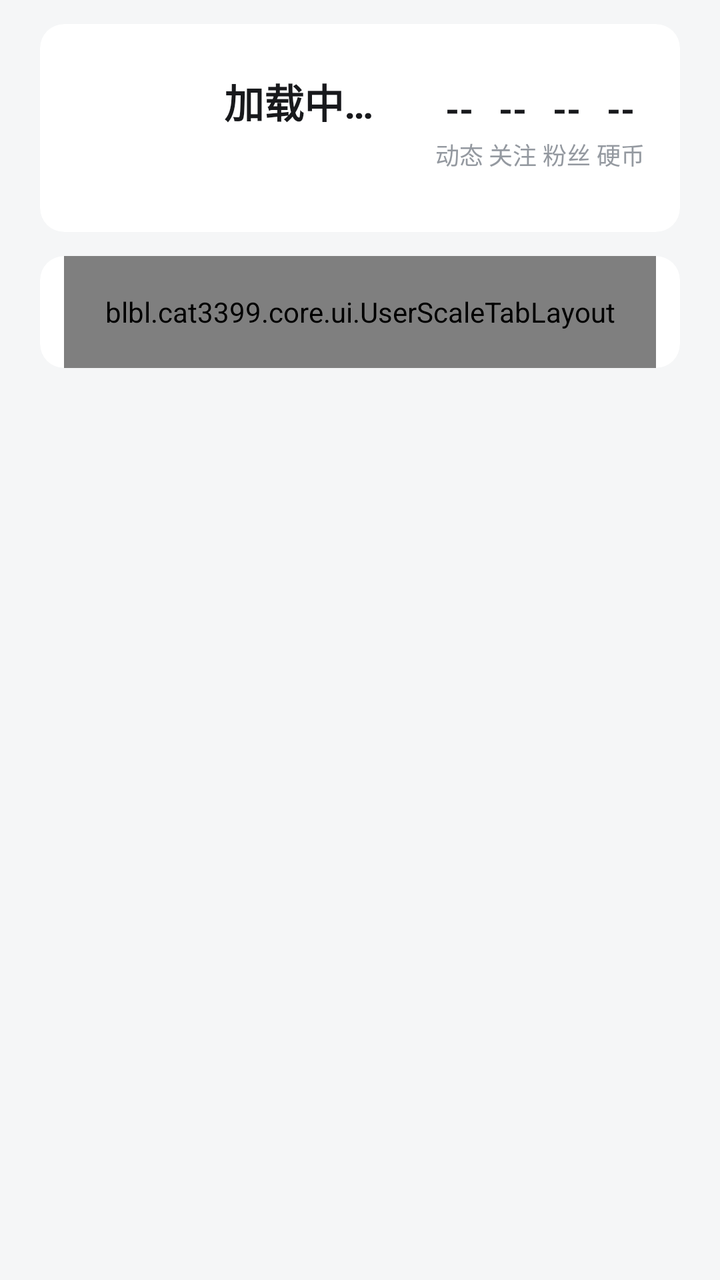
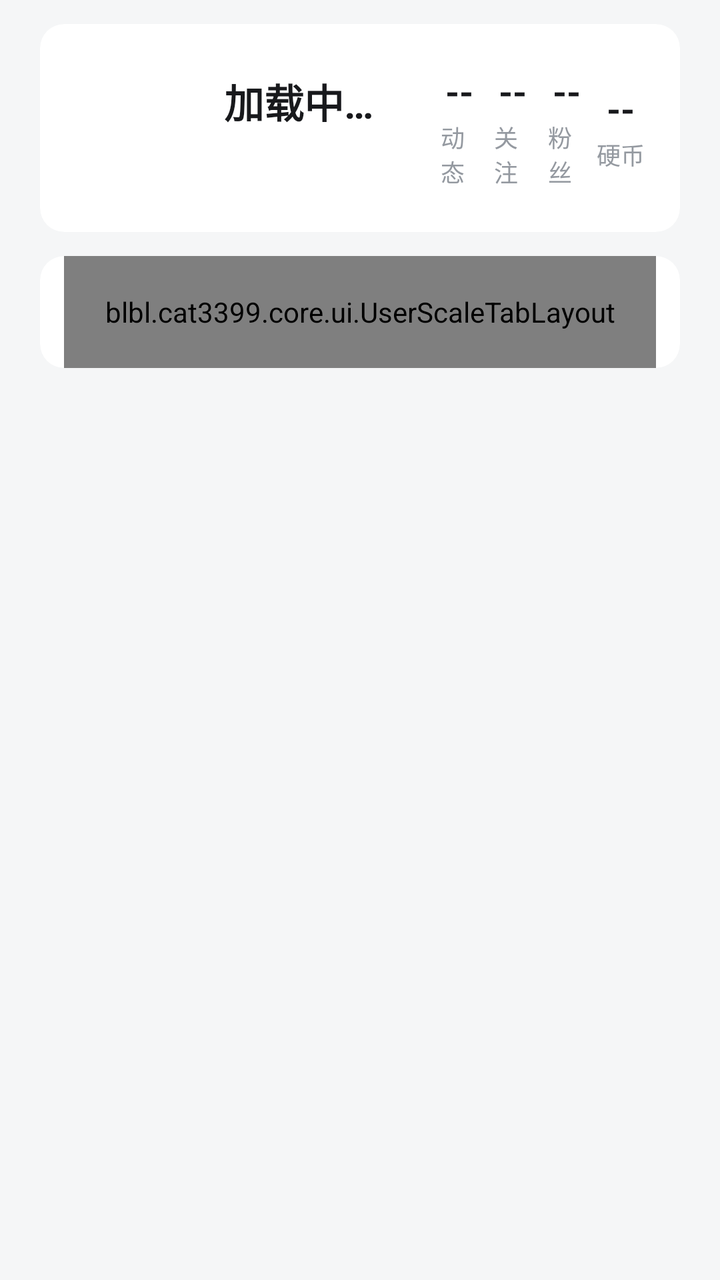

Two renders of the same Android screen: before a commit and after it. Below are the layout's source before the change and the commit's diff.
<!-- AndroidManifest.xml: application theme Theme.Blbl -->
<!-- res/layout/fragment_my_tabs.xml -->
<?xml version="1.0" encoding="utf-8"?>
<androidx.constraintlayout.widget.ConstraintLayout xmlns:android="http://schemas.android.com/apk/res/android"
    xmlns:app="http://schemas.android.com/apk/res-auto"
    android:layout_width="match_parent"
    android:layout_height="match_parent"
    android:background="?attr/blblPageBackdrop"
    android:paddingStart="@dimen/wiliwili_page_padding_h"
    android:paddingTop="@dimen/wiliwili_page_padding_v"
    android:paddingEnd="@dimen/wiliwili_page_padding_h"
    android:paddingBottom="@dimen/wiliwili_page_padding_v">

    <com.google.android.material.card.MaterialCardView
        android:id="@+id/user_card"
        android:layout_width="0dp"
        android:layout_height="@dimen/wiliwili_my_card_height"
        app:cardBackgroundColor="?attr/colorSurface"
        app:cardCornerRadius="@dimen/wiliwili_page_radius_panel"
        app:cardElevation="0dp"
        app:strokeColor="?attr/blblFocusStrokeFocusOnlyColor"
        app:strokeWidth="@dimen/wiliwili_page_stroke"
        app:layout_constraintEnd_toEndOf="parent"
        app:layout_constraintStart_toStartOf="parent"
        app:layout_constraintTop_toTopOf="parent">

        <LinearLayout
            android:layout_width="match_parent"
            android:layout_height="match_parent"
            android:gravity="center_vertical"
            android:orientation="horizontal"
            android:paddingStart="@dimen/wiliwili_my_card_padding_h"
            android:paddingEnd="@dimen/wiliwili_my_card_padding_h">

            <com.google.android.material.imageview.ShapeableImageView
                android:id="@+id/iv_my_avatar"
                android:layout_width="@dimen/wiliwili_my_avatar_size"
                android:layout_height="@dimen/wiliwili_my_avatar_size"
                android:contentDescription="@string/app_name"
                android:src="@android:drawable/sym_def_app_icon"
                app:shapeAppearanceOverlay="@style/ShapeAppearanceOverlay_Blbl_Circular"
                app:strokeColor="?attr/blblAccent"
                app:strokeWidth="0dp" />

            <LinearLayout
                android:layout_width="0dp"
                android:layout_height="wrap_content"
                android:layout_marginStart="@dimen/wiliwili_page_gap"
                android:layout_weight="1"
                android:orientation="vertical">

                <TextView
                    android:id="@+id/tv_my_name"
                    android:layout_width="match_parent"
                    android:layout_height="wrap_content"
                    android:ellipsize="end"
                    android:maxLines="1"
                    android:text="加载中…"
                    android:textColor="?attr/blblOnPageBackdrop"
                    android:textSize="@dimen/wiliwili_my_name_text_size"
                    android:textStyle="bold" />

                <LinearLayout
                    android:layout_width="match_parent"
                    android:layout_height="wrap_content"
                    android:layout_marginTop="6dp"
                    android:gravity="center_vertical"
                    android:orientation="horizontal">

                    <TextView
                        android:id="@+id/tv_my_level"
                        android:visibility="gone"
                        android:layout_width="wrap_content"
                        android:layout_height="22dp"
                        android:background="@drawable/bg_wiliwili_page_badge"
                        android:gravity="center"
                        android:paddingHorizontal="10dp"
                        android:text="Lv6"
                        android:textColor="?attr/blblAccent"
                        android:textSize="@dimen/wiliwili_my_meta_text_size"
                        android:textStyle="bold" />

                    <TextView
                        android:id="@+id/tv_my_uid"
                        android:visibility="gone"
                        android:layout_width="0dp"
                        android:layout_height="wrap_content"
                        android:layout_marginStart="@dimen/wiliwili_page_gap_small"
                        android:layout_weight="1"
                        android:ellipsize="end"
                        android:maxLines="1"
                        android:textColor="?attr/blblOnPageBackdropSecondary"
                        android:textSize="@dimen/wiliwili_my_meta_text_size" />
                </LinearLayout>

                <TextView
                    android:id="@+id/tv_my_exp"
                    android:layout_width="match_parent"
                    android:layout_height="wrap_content"
                    android:layout_marginTop="4dp"
                    android:ellipsize="end"
                    android:maxLines="1"
                    android:textColor="?attr/blblOnPageBackdropSecondary"
                    android:textSize="@dimen/wiliwili_my_meta_text_size" />
            </LinearLayout>

            <View
                android:layout_width="@dimen/wiliwili_page_divider_height"
                android:layout_height="56dp"
                android:layout_marginStart="@dimen/wiliwili_page_gap"
                android:layout_marginEnd="@dimen/wiliwili_page_gap"
                android:background="@drawable/bg_wiliwili_page_divider" />

            <LinearLayout
                android:layout_width="0dp"
                android:layout_height="match_parent"
                android:layout_weight="1.35"
                android:gravity="center_vertical"
                android:orientation="horizontal">

                <LinearLayout
                    android:layout_width="0dp"
                    android:layout_height="wrap_content"
                    android:layout_weight="1"
                    android:gravity="center_horizontal"
                    android:orientation="vertical">

                    <TextView
                        android:id="@+id/tv_my_stat_dynamic"
                        android:layout_width="wrap_content"
                        android:layout_height="wrap_content"
                        android:text="--"
                        android:textColor="?attr/blblOnPageBackdrop"
                        android:textSize="@dimen/wiliwili_my_stat_value_text_size"
                        android:textStyle="bold" />

                    <TextView
                        android:layout_width="wrap_content"
                        android:layout_height="wrap_content"
                        android:layout_marginTop="2dp"
                        android:text="动态"
                        android:textColor="?attr/blblOnPageBackdropSecondary"
                        android:textSize="@dimen/wiliwili_my_stat_label_text_size" />
                </LinearLayout>

                <LinearLayout
                    android:layout_width="0dp"
                    android:layout_height="wrap_content"
                    android:layout_weight="1"
                    android:gravity="center_horizontal"
                    android:orientation="vertical">

                    <TextView
                        android:id="@+id/tv_my_stat_following"
                        android:layout_width="wrap_content"
                        android:layout_height="wrap_content"
                        android:text="--"
                        android:textColor="?attr/blblOnPageBackdrop"
                        android:textSize="@dimen/wiliwili_my_stat_value_text_size"
                        android:textStyle="bold" />

                    <TextView
                        android:layout_width="wrap_content"
                        android:layout_height="wrap_content"
                        android:layout_marginTop="2dp"
                        android:text="@string/label_following"
                        android:textColor="?attr/blblOnPageBackdropSecondary"
                        android:textSize="@dimen/wiliwili_my_stat_label_text_size" />
                </LinearLayout>

                <LinearLayout
                    android:layout_width="0dp"
                    android:layout_height="wrap_content"
                    android:layout_weight="1"
                    android:gravity="center_horizontal"
                    android:orientation="vertical">

                    <TextView
                        android:id="@+id/tv_my_stat_follower"
                        android:layout_width="wrap_content"
                        android:layout_height="wrap_content"
                        android:text="--"
                        android:textColor="?attr/blblOnPageBackdrop"
                        android:textSize="@dimen/wiliwili_my_stat_value_text_size"
                        android:textStyle="bold" />

                    <TextView
                        android:layout_width="wrap_content"
                        android:layout_height="wrap_content"
                        android:layout_marginTop="2dp"
                        android:text="@string/label_follower"
                        android:textColor="?attr/blblOnPageBackdropSecondary"
                        android:textSize="@dimen/wiliwili_my_stat_label_text_size" />
                </LinearLayout>

                <LinearLayout
                    android:layout_width="0dp"
                    android:layout_height="wrap_content"
                    android:layout_weight="1"
                    android:gravity="center_horizontal"
                    android:orientation="vertical">

                    <TextView
                        android:id="@+id/tv_my_stat_coins"
                        android:layout_width="wrap_content"
                        android:layout_height="wrap_content"
                        android:text="--"
                        android:textColor="?attr/blblOnPageBackdrop"
                        android:textSize="@dimen/wiliwili_my_stat_value_text_size"
                        android:textStyle="bold" />

                    <TextView
                        android:layout_width="wrap_content"
                        android:layout_height="wrap_content"
                        android:layout_marginTop="2dp"
                        android:text="硬币"
                        android:textColor="?attr/blblOnPageBackdropSecondary"
                        android:textSize="@dimen/wiliwili_my_stat_label_text_size" />
                </LinearLayout>
            </LinearLayout>
        </LinearLayout>
    </com.google.android.material.card.MaterialCardView>

    <com.google.android.material.card.MaterialCardView
        android:id="@+id/tab_header_card"
        android:layout_width="0dp"
        android:layout_height="@dimen/wiliwili_my_tab_height"
        android:layout_marginTop="@dimen/wiliwili_page_gap"
        app:cardBackgroundColor="?attr/colorSurface"
        app:cardCornerRadius="@dimen/wiliwili_page_radius_panel"
        app:cardElevation="0dp"
        app:strokeColor="?attr/blblFocusStrokeFocusOnlyColor"
        app:strokeWidth="@dimen/wiliwili_page_stroke"
        app:layout_constraintEnd_toEndOf="parent"
        app:layout_constraintStart_toStartOf="parent"
        app:layout_constraintTop_toBottomOf="@id/user_card">

        <LinearLayout
            android:id="@+id/header"
            android:layout_width="match_parent"
            android:layout_height="match_parent"
            android:gravity="center_vertical"
            android:orientation="horizontal"
            android:paddingStart="@dimen/wiliwili_page_gap"
            android:paddingEnd="@dimen/wiliwili_page_gap">

            <blbl.cat3399.core.ui.UserScaleTabLayout
                android:id="@+id/tab_layout"
                style="@style/Widget.Blbl.TabLayout"
                android:layout_width="match_parent"
                android:layout_height="match_parent"
                android:background="@android:color/transparent"
                android:focusable="false"
                app:tabBackground="@drawable/bg_wiliwili_page_tab"
                app:tabIndicatorColor="?attr/blblAccent"
                app:tabIndicatorFullWidth="false"
                app:tabMode="fixed"
                app:tabSelectedTextColor="?attr/blblAccent"
                app:tabTextAppearance="@style/TextAppearance.Blbl.Tab"
                app:tabTextColor="?attr/blblOnPageBackdropSecondary" />
        </LinearLayout>
    </com.google.android.material.card.MaterialCardView>

    <androidx.viewpager2.widget.ViewPager2
        android:id="@+id/view_pager"
        android:layout_width="0dp"
        android:layout_height="0dp"
        android:layout_marginTop="@dimen/wiliwili_my_content_gap"
        android:background="@android:color/transparent"
        app:layout_constraintBottom_toBottomOf="parent"
        app:layout_constraintEnd_toEndOf="parent"
        app:layout_constraintStart_toStartOf="parent"
        app:layout_constraintTop_toBottomOf="@id/tab_header_card" />

</androidx.constraintlayout.widget.ConstraintLayout>
<!-- resources referenced by this layout -->
<resources>
  <dimen name="wiliwili_my_avatar_size">64dp</dimen>
  <dimen name="wiliwili_my_card_height">104dp</dimen>
  <dimen name="wiliwili_my_card_padding_h">16dp</dimen>
  <dimen name="wiliwili_my_content_gap">10dp</dimen>
  <dimen name="wiliwili_my_meta_text_size">12sp</dimen>
  <dimen name="wiliwili_my_name_text_size">20sp</dimen>
  <dimen name="wiliwili_my_stat_label_text_size">12sp</dimen>
  <dimen name="wiliwili_my_stat_value_text_size">18sp</dimen>
  <dimen name="wiliwili_my_tab_height">56dp</dimen>
  <dimen name="wiliwili_page_divider_height">1dp</dimen>
  <dimen name="wiliwili_page_gap">12dp</dimen>
  <dimen name="wiliwili_page_gap_small">8dp</dimen>
  <dimen name="wiliwili_page_padding_h">20dp</dimen>
  <dimen name="wiliwili_page_padding_v">12dp</dimen>
  <dimen name="wiliwili_page_radius_panel">12dp</dimen>
  <dimen name="wiliwili_page_stroke">1dp</dimen>
  <!-- drawable bg_wiliwili_page_badge (drawable) -->
  <?xml version="1.0" encoding="utf-8"?>
  <shape xmlns:android="http://schemas.android.com/apk/res/android"
      android:shape="rectangle">
      <solid android:color="?attr/blblAccentContainer" />
      <corners android:radius="@dimen/wiliwili_page_radius_pill" />
  </shape>
  <!-- drawable bg_wiliwili_page_divider (drawable) -->
  <?xml version="1.0" encoding="utf-8"?>
  <shape xmlns:android="http://schemas.android.com/apk/res/android"
      android:shape="rectangle">
      <size android:height="@dimen/wiliwili_page_divider_height" />
      <solid android:color="?attr/blblFocusStrokeFocusOnlyColor" />
  </shape>
  <string name="app_name">wiliwili_A</string>
  <string name="label_follower">粉丝</string>
  <string name="label_following">关注</string>
  <style name="ShapeAppearanceOverlay_Blbl_Circular">
          <item name="cornerFamily">rounded</item>
          <item name="cornerSize">50%</item>
      </style>
  <style name="TextAppearance.Blbl.Tab" parent="TextAppearance.MaterialComponents.Button">
          <item name="android:textSize">21sp</item>
      </style>
  <dimen name="wiliwili_page_radius_pill">50dp</dimen>
  <dimen name="wiliwili_page_focus_stroke">2dp</dimen>
  <dimen name="wiliwili_page_radius_card">8dp</dimen>
  <!-- drawable blbl_tab_indicator (drawable) -->
  <?xml version="1.0" encoding="utf-8"?>
  <inset xmlns:android="http://schemas.android.com/apk/res/android"
      android:insetLeft="4dp"
      android:insetRight="4dp">
  
      <shape android:shape="rectangle">
          <size android:height="2dp" />
          <solid android:color="?attr/blblAccent" />
      </shape>
  </inset>
  <color name="blbl_purple">#8A2BE2</color>
  <color name="blbl_accent_violet_container">#338A2BE2</color>
  <color name="blbl_accent_violet_weak">#668A2BE2</color>
  <color name="blbl_accent_violet_pressed">#808A2BE2</color>
  <color name="blbl_surface_wiliwili_light">#FFFFFFFF</color>
  <color name="blbl_surface_variant_wiliwili_light">#F1F2F3</color>
  <color name="blbl_text_wiliwili_light">#18191C</color>
  <color name="blbl_bg_wiliwili_light">#F5F6F7</color>
  <color name="blbl_text_secondary_wiliwili_light">#9499A0</color>
  <color name="blbl_accent_wiliwili">#FF6699</color>
  <color name="blbl_accent_wiliwili_container">#33FF6699</color>
  <color name="blbl_accent_wiliwili_weak">#66FF6699</color>
  <color name="blbl_accent_wiliwili_pressed">#80FF6699</color>
  <style name="Widget.Blbl.MaterialAlertDialog.Title.Text" parent="MaterialAlertDialog.MaterialComponents.Title.Text">
          <item name="android:textColor">?attr/colorOnSurface</item>
      </style>
  <style name="Widget.Blbl.MaterialAlertDialog.Body.Text" parent="MaterialAlertDialog.MaterialComponents.Body.Text">
          <item name="android:textColor">?android:attr/textColorSecondary</item>
      </style>
  <!-- unchanged entries left out for length: 11 -->
</resources>

<!-- the commit's change to res/layout/fragment_my_tabs.xml (unified diff, before → after) -->
@@ -34,7 +34,11 @@
                 android:id="@+id/iv_my_avatar"
                 android:layout_width="@dimen/wiliwili_my_avatar_size"
                 android:layout_height="@dimen/wiliwili_my_avatar_size"
+                android:background="?attr/blblFocusBgRound"
+                android:clickable="true"
                 android:contentDescription="@string/app_name"
+                android:focusable="true"
+                android:stateListAnimator="@animator/blbl_focus_scale"
                 android:src="@android:drawable/sym_def_app_icon"
                 app:shapeAppearanceOverlay="@style/ShapeAppearanceOverlay_Blbl_Circular"
                 app:strokeColor="?attr/blblAccent"
@@ -117,11 +121,19 @@
                 android:orientation="horizontal">
 
                 <LinearLayout
+                    android:id="@+id/btn_my_stat_dynamic"
                     android:layout_width="0dp"
                     android:layout_height="wrap_content"
                     android:layout_weight="1"
+                    android:background="?attr/blblFocusBgRound"
+                    android:clickable="true"
+                    android:focusable="true"
                     android:gravity="center_horizontal"
-                    android:orientation="vertical">
+                    android:minHeight="48dp"
+                    android:orientation="vertical"
+                    android:paddingHorizontal="4dp"
+                    android:paddingVertical="4dp"
+                    android:stateListAnimator="@animator/blbl_focus_scale">
 
                     <TextView
                         android:id="@+id/tv_my_stat_dynamic"
@@ -145,8 +157,16 @@
                     android:layout_width="0dp"
                     android:layout_height="wrap_content"
                     android:layout_weight="1"
+                    android:id="@+id/btn_my_stat_following"
+                    android:background="?attr/blblFocusBgRound"
+                    android:clickable="true"
+                    android:focusable="true"
                     android:gravity="center_horizontal"
-                    android:orientation="vertical">
+                    android:minHeight="48dp"
+                    android:orientation="vertical"
+                    android:paddingHorizontal="4dp"
+                    android:paddingVertical="4dp"
+                    android:stateListAnimator="@animator/blbl_focus_scale">
 
                     <TextView
                         android:id="@+id/tv_my_stat_following"
@@ -170,8 +190,16 @@
                     android:layout_width="0dp"
                     android:layout_height="wrap_content"
                     android:layout_weight="1"
+                    android:id="@+id/btn_my_stat_follower"
+                    android:background="?attr/blblFocusBgRound"
+                    android:clickable="true"
+                    android:focusable="true"
                     android:gravity="center_horizontal"
-                    android:orientation="vertical">
+                    android:minHeight="48dp"
+                    android:orientation="vertical"
+                    android:paddingHorizontal="4dp"
+                    android:paddingVertical="4dp"
+                    android:stateListAnimator="@animator/blbl_focus_scale">
 
                     <TextView
                         android:id="@+id/tv_my_stat_follower"
